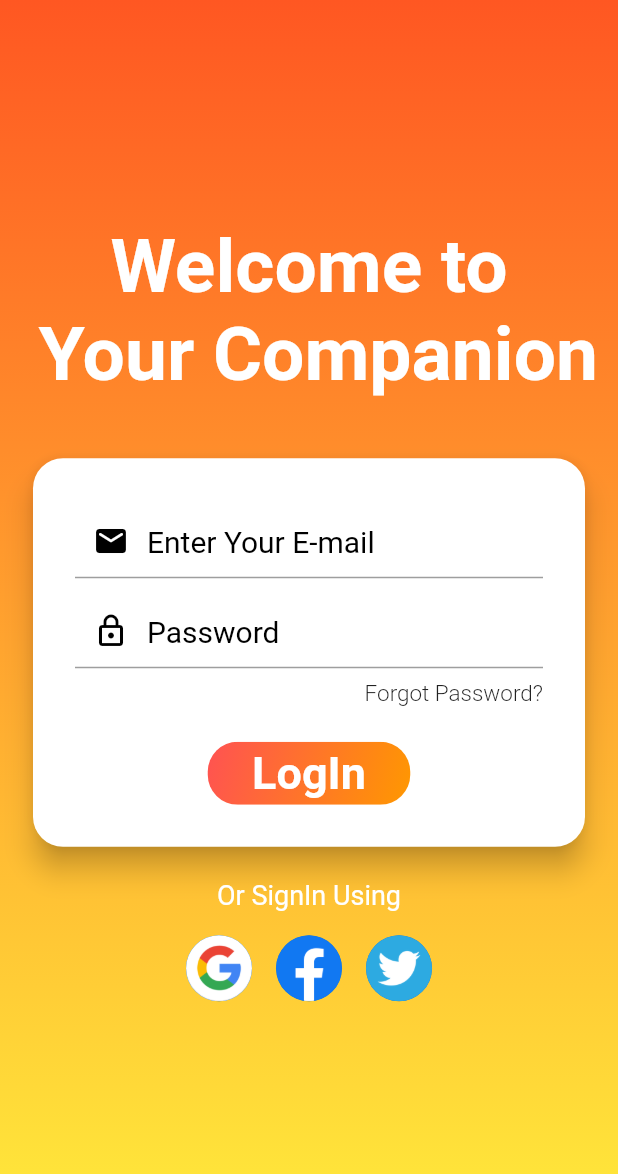
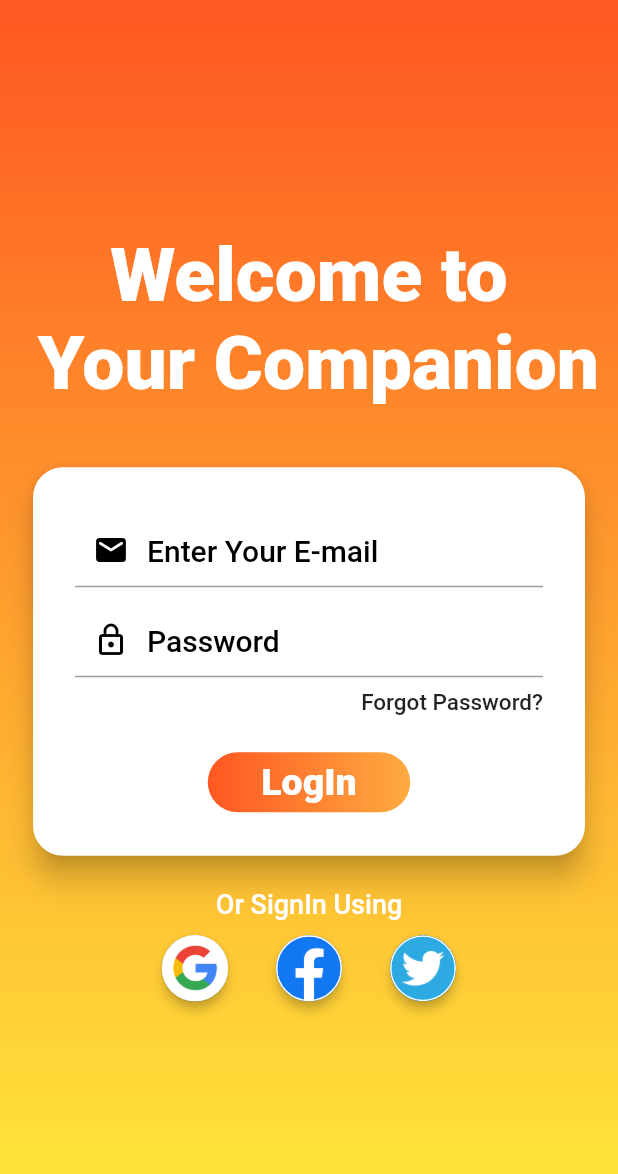
Before and after one commit to shreyashganvir77/Practice_Crio_Flutter, a Flutter app: the LoginPage screen opened directly, on a phone screen of 412 x 824 dp. Shown: the top 1174 px of the screen. Run offline on Flutter 3.47's test engine with Material 2 defaults, Android fonts, the light colour scheme and no system bars; our stand-ins replace firebase_auth, firebase_core, google_fonts, google_sign_in; accounts and stored records are empty; Roboto replaces fonts that are missing (Satisfy).

Commit message:
Added provider for login method

```diff
--- a/lib/authentication.dart
+++ b/lib/authentication.dart
@@ -4,6 +4,8 @@ import 'package:google_sign_in/google_sign_in.dart';
 class AuthService{
   final FirebaseAuth auth;
   AuthService({this.auth});
+
+  Stream<User> get onAuthStateChange => auth.authStateChanges();
 
   Future<String> signIn(String email, String password) async {
     try{
--- a/lib/login.dart
+++ b/lib/login.dart
@@ -3,11 +3,16 @@ import 'package:practice_crio/mainpage.dart';
 import 'package:provider/provider.dart';
 import 'package:firebase_auth/firebase_auth.dart';
 import 'package:google_fonts/google_fonts.dart';
+import 'package:practice_crio/authentication.dart';
 
 class LoginPage extends StatelessWidget {
+  String email;
+  String password;
+
   @override
   Widget build(BuildContext context) {
     return Scaffold(
+      resizeToAvoidBottomInset: false,
       body: Container(
         width: double.infinity,
         decoration: BoxDecoration(
@@ -45,6 +50,9 @@ class LoginPage extends StatelessWidget {
                     Padding(
                       padding: const EdgeInsets.only(left: 28.0, right: 28.0, top: 30.0),
                       child: TextFormField(
+                        onChanged: (val){
+                          email = val.trim();
+                        },
                         style: GoogleFonts.roboto(
                           fontSize: 22.0,
                           color: Colors.black,
@@ -75,6 +83,9 @@ class LoginPage extends StatelessWidget {
                     Padding(
                       padding: const EdgeInsets.only(left: 28.0, right: 28.0),
                       child: TextFormField(
+                        onChanged: (val){
+                          password = val.trim();
+                        },
                         style: GoogleFonts.roboto(
                           fontSize: 22.0,
                           color: Colors.black,
@@ -127,34 +138,43 @@ class LoginPage extends StatelessWidget {
                     Padding(
                       padding: const EdgeInsets.only(bottom: 25.0),
                       child: MaterialButton(
-                        onPressed: (){
-                          Navigator.push(context, MaterialPageRoute(builder: (context)=>MainPage(),),);
+                        elevation: 10.0,
+                        shape: RoundedRectangleBorder(
+                          borderRadius: BorderRadius.circular(20.0),
+                          side: BorderSide.none
+                        ),
+                        onPressed: () async {
+                          dynamic result = await context.read<AuthService>().signIn(email, password);
+                          if(result == "Signed In Successfully"){
+                            print('Signed In');
+                            Navigator.push(context, MaterialPageRoute(builder: (context)=>MainPage(),),);
+                          }
+                          else{
+                            print("Error");
+                          }
                         },
-                        elevation: 20.0,
                         child: Container(
-                          clipBehavior: Clip.antiAlias,
+                          height: 40.0,
+                          width: 135.0,
                           decoration: BoxDecoration(
                             gradient: LinearGradient(
-                              begin: Alignment.topLeft,
-                              end: Alignment.bottomRight,
-                              colors: [Colors.redAccent, Colors.orange],
+                              begin: Alignment.centerLeft,
+                              end: Alignment.centerRight,
+                              colors: [Colors.deepOrange, Colors.orangeAccent],
                             ),
                             borderRadius: BorderRadius.circular(20.0),
                           ),
-                          height: 42.0,
-                          width: 135.0,
                           child: Center(
                             child: Text(
                               'LogIn',
                               style: GoogleFonts.roboto(
-                                fontSize: 30.0,
                                 fontWeight: FontWeight.w700,
+                                fontSize: 25.0,
                                 color: Colors.white,
                               ),
                             ),
                           ),
                         ),
-                      clipBehavior: Clip.antiAlias,
                       ),
                     ),
                   ],
@@ -178,43 +198,50 @@ class LoginPage extends StatelessWidget {
             Row(
               mainAxisAlignment: MainAxisAlignment.center,
               children: [
-                Padding(
-                  padding: const EdgeInsets.all(8.0),
+                MaterialButton(
+                  minWidth: 0.0,
+                  shape: CircleBorder(side: BorderSide(color: Colors.white),),
+                  color: Colors.white70,
+                  elevation: 3.0,
+                  onPressed: () async {
+                    dynamic result = await context.read<AuthService>().googleSI();
+                    if(result == "Signed In Successfully"){
+                      print('Signed In');
+                      Navigator.push(context, MaterialPageRoute(builder: (context)=>MainPage(),),);
+                    }else{
+                      print("Error");
+                    }
+                  },
                   child: CircleAvatar(
                     radius: 22.0,
                     backgroundImage: AssetImage('assets/google.png',),
-                    child: MaterialButton(
-                      elevation: 10.0,
-                      onPressed: (){
-
-                      },
-                    ),
                   ),
                 ),
-                Padding(
-                  padding: const EdgeInsets.all(8.0),
+                MaterialButton(
+                  shape: CircleBorder(side: BorderSide(color: Colors.white),),
+                  color: Colors.white70,
+                  elevation: 3.0,
+                  minWidth: 0.0,
+                  onPressed: (){
+
+                  },
                   child: CircleAvatar(
                     radius: 22.0,
                     backgroundImage: AssetImage('assets/facebook.png',),
-                    child: MaterialButton(
-                      elevation: 10.0,
-                      onPressed: (){
-
-                      },
-                    ),
                   ),
                 ),
-                Padding(
-                  padding: const EdgeInsets.all(8.0),
+                MaterialButton(
+                  shape: CircleBorder(side: BorderSide(color: Colors.white),),
+                  color: Colors.blue,
+                  elevation: 3.0,
+                  minWidth: 0.0,
+                  clipBehavior: Clip.antiAlias,
+                  onPressed: (){
+
+                  },
                   child: CircleAvatar(
                     radius: 22.0,
                     backgroundImage: AssetImage('assets/twitter.png',),
-                    child: MaterialButton(
-                      elevation: 10.0,
-                      onPressed: (){
-
-                      },
-                    ),
                   ),
                 ),
               ],
--- a/pubspec.yaml
+++ b/pubspec.yaml
@@ -76,7 +76,7 @@ flutter:
   # list giving the asset and other descriptors for the font. For
   # example:
   fonts:
-    - family: Schyler
+    - family: Roboto
       fonts:
         - asset: fonts/Roboto-Black.ttf
         - asset: fonts/Roboto-Medium.ttf
```
Also changed, not shown: lib/customTabBar.dart (+32 -5 lines), lib/main.dart (+38 -15 lines).
